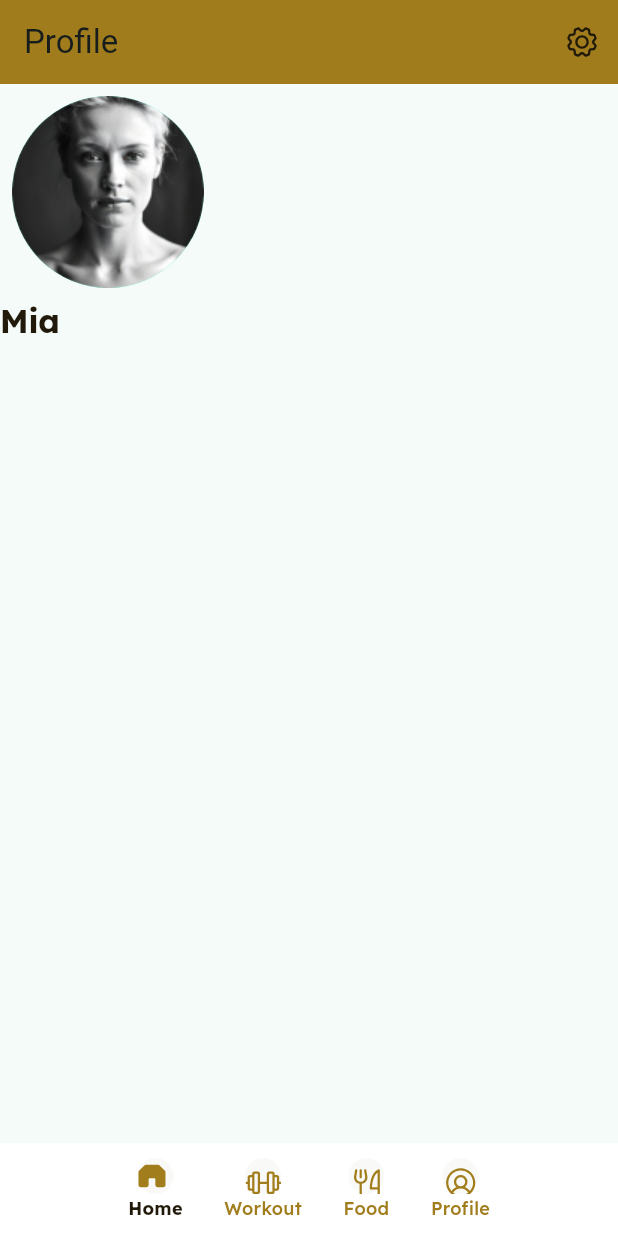
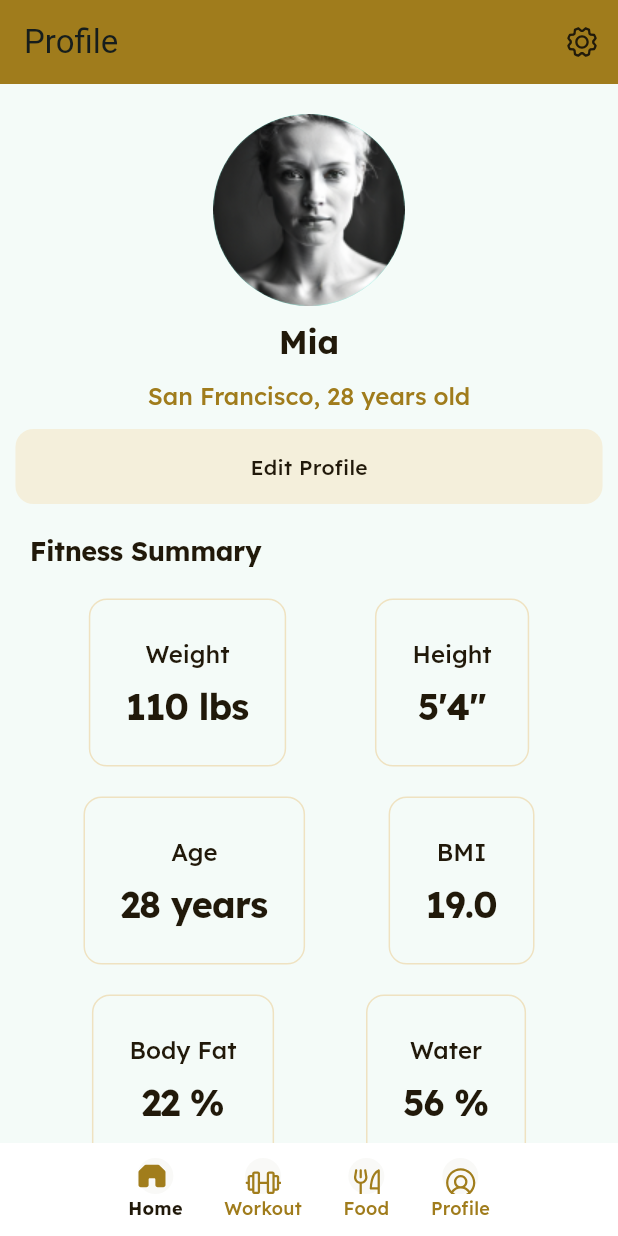
Before and after one commit to BhagatHarsh/Fit-Fuel, a Flutter app: the screen it shows after launch, swiped to page 4, on a phone screen of 412 x 824 dp. Run offline on Flutter 3.47's test engine with Material 3 defaults, Android fonts, the phone set to English and light mode, and no system bars; our stand-ins replace flutter_svg.

Commit message:
add profile

```diff
--- /dev/null
+++ b/lib/components/profile/age.dart
@@ -0,0 +1,26 @@
+import 'package:flutter/material.dart';
+
+class AgeButtonWidget extends StatefulWidget {
+  final String age;
+  const AgeButtonWidget({super.key, required this.age});
+
+  @override
+  State<AgeButtonWidget> createState() => _AgeButtonWidgetState();
+}
+
+class _AgeButtonWidgetState extends State<AgeButtonWidget> {
+  @override
+  Widget build(BuildContext context) {
+    return Text(
+      widget.age,
+      textAlign: TextAlign.left,
+      style: const TextStyle(
+          color: Color.fromRGBO(160, 124, 28, 1),
+          fontFamily: 'LexendMedium',
+          fontSize: 16,
+          letterSpacing: 0,
+          fontWeight: FontWeight.normal,
+          height: 1.5),
+    );
+  }
+}
--- /dev/null
+++ b/lib/components/profile/editButton.dart
@@ -0,0 +1,39 @@
+import 'package:flutter/material.dart';
+
+class CustomExpandedButton extends StatelessWidget {
+  const CustomExpandedButton({Key? key}) : super(key: key);
+
+  @override
+  Widget build(BuildContext context) {
+    // Get the screen width
+    double screenWidth = MediaQuery.of(context).size.width;
+
+    // Calculate a big size for the button, for example, 95% of the screen width
+    double buttonWidth = screenWidth * 0.95;
+
+    return InkWell(
+      onTap: () {},
+      child: Container(
+        width: buttonWidth, // Set the width to 95% of the screen width
+        height: 50, // Set a fixed height for the button
+        decoration: BoxDecoration(
+          borderRadius: BorderRadius.circular(12), // Rounded corners
+          color: const Color.fromRGBO(244, 239, 219, 1), // Button color
+        ),
+        child: const Center(
+          child: Text(
+            'Edit Profile',
+            style: TextStyle(
+              color: Color.fromRGBO(33, 25, 10, 1),
+              fontFamily: 'LexendMedium',
+              fontSize: 14,
+              letterSpacing: 0.20999999344348907,
+              fontWeight: FontWeight.normal,
+              height: 1.5,
+            ),
+          ),
+        ),
+      ),
+    );
+  }
+}
--- /dev/null
+++ b/lib/components/profile/stats.dart
@@ -0,0 +1,99 @@
+import 'package:flutter/material.dart';
+
+class StatsWidget extends StatefulWidget {
+  final String title;
+  final String parameter;
+  const StatsWidget({super.key, required this.title, required this.parameter});
+
+  @override
+  _StatsWidgetState createState() => _StatsWidgetState();
+}
+
+class _StatsWidgetState extends State<StatsWidget> {
+  @override
+  Widget build(BuildContext context) {
+    // Figma Flutter Generator StatsWidget - FRAME - VERTICAL
+
+    return Container(
+      decoration: BoxDecoration(
+        borderRadius: const BorderRadius.only(
+          topLeft: Radius.circular(12),
+          topRight: Radius.circular(12),
+          bottomLeft: Radius.circular(12),
+          bottomRight: Radius.circular(12),
+        ),
+        border: Border.all(
+          color: const Color.fromRGBO(239, 226, 193, 1),
+          width: 1,
+        ),
+      ),
+      padding: const EdgeInsets.symmetric(horizontal: 24, vertical: 24),
+      child: Column(
+        mainAxisSize: MainAxisSize.min,
+        children: <Widget>[
+          Container(
+            decoration: const BoxDecoration(),
+            padding: const EdgeInsets.symmetric(horizontal: 0, vertical: 0),
+            child: Column(
+              mainAxisSize: MainAxisSize.min,
+              children: <Widget>[
+                Container(
+                  decoration: const BoxDecoration(),
+                  padding:
+                      const EdgeInsets.symmetric(horizontal: 0, vertical: 0),
+                  child: Column(
+                    mainAxisSize: MainAxisSize.min,
+                    children: <Widget>[
+                      Text(
+                        widget.title,
+                        textAlign: TextAlign.left,
+                        style: const TextStyle(
+                            color: Color.fromRGBO(33, 25, 10, 1),
+                            fontFamily: 'LexendMedium',
+                            fontSize: 16,
+                            letterSpacing: 0,
+                            fontWeight: FontWeight.normal,
+                            height: 1.5),
+                      ),
+                    ],
+                  ),
+                ),
+              ],
+            ),
+          ),
+          const SizedBox(height: 8),
+          Container(
+            decoration: const BoxDecoration(),
+            padding: const EdgeInsets.symmetric(horizontal: 0, vertical: 0),
+            child: Column(
+              mainAxisSize: MainAxisSize.min,
+              children: <Widget>[
+                Container(
+                  decoration: const BoxDecoration(),
+                  padding:
+                      const EdgeInsets.symmetric(horizontal: 0, vertical: 0),
+                  child: Column(
+                    mainAxisSize: MainAxisSize.min,
+                    children: <Widget>[
+                      Text(
+                        widget.parameter,
+                        textAlign: TextAlign.left,
+                        style: const TextStyle(
+                            color: Color.fromRGBO(33, 25, 10, 1),
+                            fontFamily: 'LexendBold',
+                            fontSize: 24,
+                            letterSpacing: -0.6000000238418579,
+                            fontWeight: FontWeight.normal,
+                            height: 1.25),
+                      ),
+                    ],
+                  ),
+                ),
+              ],
+            ),
+          ),
+        ],
+      ),
+    );
+  }
+}
--- /dev/null
+++ b/lib/components/profile/subHeading.dart
@@ -0,0 +1,26 @@
+import 'package:flutter/material.dart';
+
+class SubHeadingWidget extends StatefulWidget {
+  final String subHeading;
+  const SubHeadingWidget({super.key, required this.subHeading});
+
+  @override
+  State<SubHeadingWidget> createState() => _SubHeadingWidgetState();
+}
+
+class _SubHeadingWidgetState extends State<SubHeadingWidget> {
+  @override
+  Widget build(BuildContext context) {
+    return Text(
+      widget.subHeading,
+      textAlign: TextAlign.left,
+      style: const TextStyle(
+          color: Color.fromRGBO(33, 25, 10, 1),
+          fontFamily: 'LexendBold',
+          fontSize: 18,
+          letterSpacing: -0.27000001072883606,
+          fontWeight: FontWeight.normal,
+          height: 1.25),
+    );
+  }
+}
--- /dev/null
+++ b/lib/components/profile/userName.dart
@@ -0,0 +1,26 @@
+import 'package:flutter/material.dart';
+
+class UserNameWidget extends StatefulWidget {
+  final String userName;
+  const UserNameWidget({super.key, required this.userName});
+
+  @override
+  State<UserNameWidget> createState() => _UserNameWidgetState();
+}
+
+class _UserNameWidgetState extends State<UserNameWidget> {
+  @override
+  Widget build(BuildContext context) {
+    return Text(
+      widget.userName,
+      textAlign: TextAlign.left,
+      style: const TextStyle(
+          color: Color.fromRGBO(33, 25, 10, 1),
+          fontFamily: 'LexendBold',
+          fontSize: 22,
+          letterSpacing: -0.33000001311302185,
+          fontWeight: FontWeight.normal,
+          height: 1.25),
+    );
+  }
+}
--- a/lib/screens/profile.dart
+++ b/lib/screens/profile.dart
@@ -1,3 +1,8 @@
+import 'package:fitfuel/components/profile/age.dart';
+import 'package:fitfuel/components/profile/editButton.dart';
+import 'package:fitfuel/components/profile/stats.dart';
+import 'package:fitfuel/components/profile/subHeading.dart';
+import 'package:fitfuel/components/profile/userName.dart';
 import 'package:flutter/material.dart';
 
 class ProfilePage extends StatefulWidget {
@@ -10,34 +15,94 @@ class ProfilePage extends StatefulWidget {
 class _ProfilePageState extends State<ProfilePage> {
   @override
   Widget build(BuildContext context) {
-    return Container(
+    return SingleChildScrollView(
+      child: Container(
         decoration: const BoxDecoration(),
         padding: const EdgeInsets.symmetric(horizontal: 0, vertical: 0),
         child: const Column(
           crossAxisAlignment: CrossAxisAlignment.start,
-        mainAxisSize: MainAxisSize.min,
           children: <Widget>[
             Padding(
-            padding: EdgeInsets.all(8.0), // Adjust the padding as needed
+              padding: EdgeInsets.fromLTRB(0, 20.0, 0, 0),
+              child: Center(
                 child: CircleAvatar(
                   radius: 64, // Adjust the radius as needed
                   backgroundImage: AssetImage('assets/images/png/face.png'),
                 ),
               ),
-          SizedBox(width: 10),
-          Text(
-            'Mia',
-            textAlign: TextAlign.left,
-            style: TextStyle(
-                color: Color.fromRGBO(33, 25, 10, 1),
-                fontFamily: 'LexendBold',
-                fontSize: 22,
-                letterSpacing: -0.33000001311302185,
-                fontWeight: FontWeight.normal,
-                height: 1.25),
+            ),
+            Center(
+              child: Padding(
+                padding: EdgeInsets.fromLTRB(0, 10, 0, 0),
+                child: UserNameWidget(
+                  userName: 'Mia',
+                ),
+              ),
+            ),
+            Center(
+              child: Padding(
+                  padding: EdgeInsets.fromLTRB(0, 10, 0, 0),
+                  child: AgeButtonWidget(age: 'San Francisco, 28 years old')),
+            ),
+            Padding(
+              padding: EdgeInsets.all(10.0),
+              child: Center(child: Flexible(child: CustomExpandedButton())),
+            ),
+            Padding(
+              padding: EdgeInsets.fromLTRB(20, 10, 0, 0),
+              child: SubHeadingWidget(subHeading: 'Fitness Summary'),
+            ),
+            SizedBox(height: 20),
+            Column(
+              children: [
+                Row(
+                  mainAxisAlignment: MainAxisAlignment.spaceEvenly,
+                  children: [
+                    StatsWidget(
+                      title: 'Weight',
+                      parameter: '110 lbs',
+                    ),
+                    StatsWidget(
+                      title: 'Height',
+                      parameter: "5'4''",
+                    ),
+                  ],
+                ),
+                SizedBox(height: 20),
+                Row(
+                  mainAxisAlignment: MainAxisAlignment.spaceEvenly,
+                  children: [
+                    StatsWidget(
+                      title: 'Age',
+                      parameter: '28 years',
+                    ),
+                    StatsWidget(
+                      title: 'BMI',
+                      parameter: "19.0",
+                    ),
+                  ],
+                ),
+                SizedBox(height: 20),
+                Row(
+                  mainAxisAlignment: MainAxisAlignment.spaceEvenly,
+                  children: [
+                    StatsWidget(
+                      title: 'Body Fat',
+                      parameter: '22 %',
+                    ),
+                    StatsWidget(
+                      title: 'Water',
+                      parameter: "56 %",
+                    ),
+                  ],
+                ),
+              ],
             )
           ],
+        ),
       ),
     );
   }
 }
+
+      // Figma Flutter Generator Depth4frame0Widget - FRAME - VERTICAL
```
Lines whose indentation alone changed are shown as unchanged.
